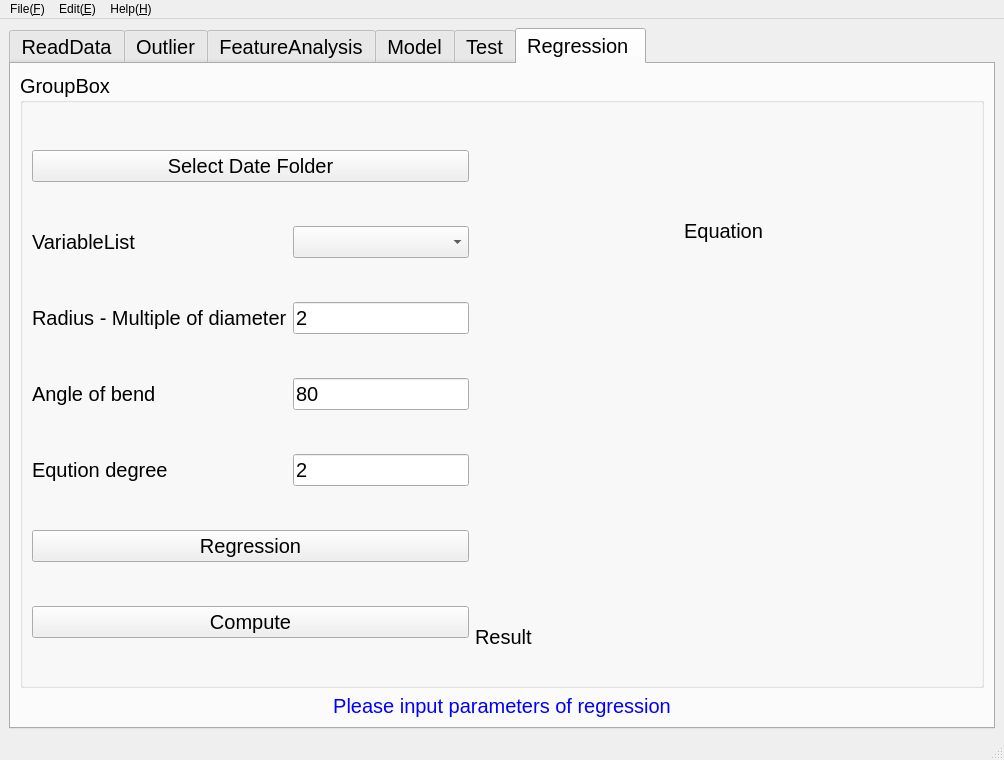
Old version of the form IntelligentModelInterface.ui in the repository duan-sm/softwareML.
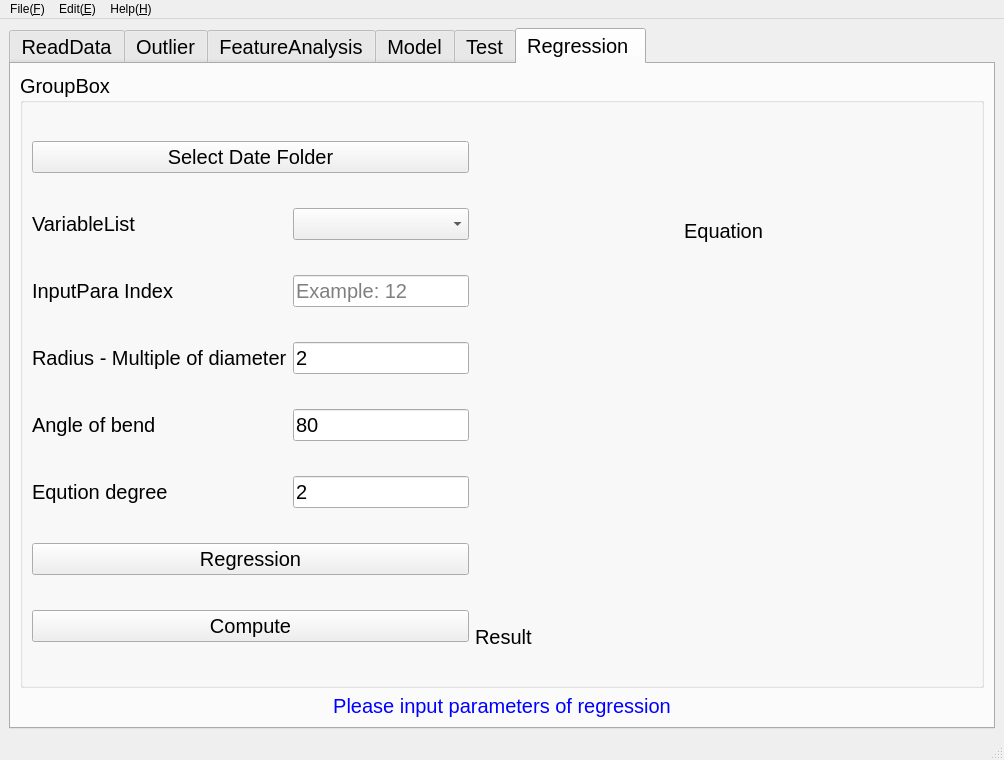
New version of the form. The open tabs and pages were chosen to show the change. Custom widgets are drawn as their Qt base class.

Commit message: add comments and renew function(Regression)

What changed in the file:
```diff
--- a/IntelligentModelInterface.ui
+++ b/IntelligentModelInterface.ui
@@ -2731,49 +2731,40 @@
              </item>
              <item row="0" column="0" rowspan="3">
               <layout class="QGridLayout" name="gridLayout_18">
-               <item row="6" column="0" colspan="2">
+               <item row="7" column="0" colspan="2">
                 <widget class="QPushButton" name="ComputeR">
                  <property name="text">
                   <string>Compute</string>
                  </property>
                 </widget>
                </item>
-               <item row="2" column="0">
+               <item row="4" column="1">
+                <widget class="QLineEdit" name="Angle_2">
+                 <property name="sizePolicy">
+                  <sizepolicy hsizetype="Fixed" vsizetype="Fixed">
+                   <horstretch>0</horstretch>
+                   <verstretch>0</verstretch>
+                  </sizepolicy>
+                 </property>
+                 <property name="text">
+                  <string>80</string>
+                 </property>
+                 <property name="placeholderText">
+                  <string>80</string>
+                 </property>
+                </widget>
+               </item>
+               <item row="3" column="0">
                 <widget class="QLabel" name="label_45">
                  <property name="text">
                   <string>Radius - Multiple of diameter</string>
                  </property>
                 </widget>
                </item>
-               <item row="2" column="1">
-                <widget class="QLineEdit" name="Radius">
-                 <property name="sizePolicy">
-                  <sizepolicy hsizetype="Fixed" vsizetype="Fixed">
-                   <horstretch>0</horstretch>
-                   <verstretch>0</verstretch>
-                  </sizepolicy>
-                 </property>
+               <item row="4" column="0">
+                <widget class="QLabel" name="label_46">
                  <property name="text">
-                  <string>2</string>
-                 </property>
-                 <property name="placeholderText">
-                  <string>2</string>
-                 </property>
-                </widget>
-               </item>
-               <item row="4" column="1">
-                <widget class="QLineEdit" name="Degree">
-                 <property name="sizePolicy">
-                  <sizepolicy hsizetype="Fixed" vsizetype="Fixed">
-                   <horstretch>0</horstretch>
-                   <verstretch>0</verstretch>
-                  </sizepolicy>
-                 </property>
-                 <property name="text">
-                  <string>2</string>
-                 </property>
-                 <property name="placeholderText">
-                  <string>2</string>
+                  <string>Angle of bend</string>
                  </property>
                 </widget>
                </item>
@@ -2784,29 +2775,22 @@
                  </property>
                 </widget>
                </item>
-               <item row="5" column="0" colspan="2">
+               <item row="0" column="0" colspan="2">
+                <widget class="QPushButton" name="SelectFolder">
+                 <property name="text">
+                  <string>Select Date Folder</string>
+                 </property>
+                </widget>
+               </item>
+               <item row="6" column="0" colspan="2">
                 <widget class="QPushButton" name="Regression">
                  <property name="text">
                   <string>Regression</string>
                  </property>
                 </widget>
                </item>
-               <item row="3" column="0">
-                <widget class="QLabel" name="label_46">
-                 <property name="text">
-                  <string>Angle of bend</string>
-                 </property>
-                </widget>
-               </item>
-               <item row="4" column="0">
-                <widget class="QLabel" name="label_47">
-                 <property name="text">
-                  <string>Eqution degree</string>
-                 </property>
-                </widget>
-               </item>
                <item row="3" column="1">
-                <widget class="QLineEdit" name="Angle_2">
+                <widget class="QLineEdit" name="Radius">
                  <property name="sizePolicy">
                   <sizepolicy hsizetype="Fixed" vsizetype="Fixed">
                    <horstretch>0</horstretch>
@@ -2814,20 +2798,59 @@
                   </sizepolicy>
                  </property>
                  <property name="text">
-                  <string>80</string>
+                  <string>2</string>
                  </property>
                  <property name="placeholderText">
-                  <string>80</string>
+                  <string>2</string>
                  </property>
                 </widget>
                </item>
                <item row="1" column="1">
                 <widget class="QComboBox" name="VariableList"/>
                </item>
-               <item row="0" column="0" colspan="2">
-                <widget class="QPushButton" name="SelectFolder">
+               <item row="5" column="1">
+                <widget class="QLineEdit" name="Degree">
+                 <property name="sizePolicy">
+                  <sizepolicy hsizetype="Fixed" vsizetype="Fixed">
+                   <horstretch>0</horstretch>
+                   <verstretch>0</verstretch>
+                  </sizepolicy>
+                 </property>
                  <property name="text">
-                  <string>Select Date Folder</string>
+                  <string>2</string>
+                 </property>
+                 <property name="placeholderText">
+                  <string>2</string>
+                 </property>
+                </widget>
+               </item>
+               <item row="5" column="0">
+                <widget class="QLabel" name="label_47">
+                 <property name="text">
+                  <string>Eqution degree</string>
+                 </property>
+                </widget>
+               </item>
+               <item row="2" column="0">
+                <widget class="QLabel" name="label_53">
+                 <property name="text">
+                  <string>InputPara Index</string>
+                 </property>
+                </widget>
+               </item>
+               <item row="2" column="1">
+                <widget class="QLineEdit" name="InputPara">
+                 <property name="sizePolicy">
+                  <sizepolicy hsizetype="Preferred" vsizetype="Fixed">
+                   <horstretch>0</horstretch>
+                   <verstretch>0</verstretch>
+                  </sizepolicy>
+                 </property>
+                 <property name="inputMask">
+                  <string/>
+                 </property>
+                 <property name="placeholderText">
+                  <string>Example: 12</string>
                  </property>
                 </widget>
                </item>
```
Left out of the diff: 2 changed lines with no effect on the pictures. The commit also changes 2 other files.
